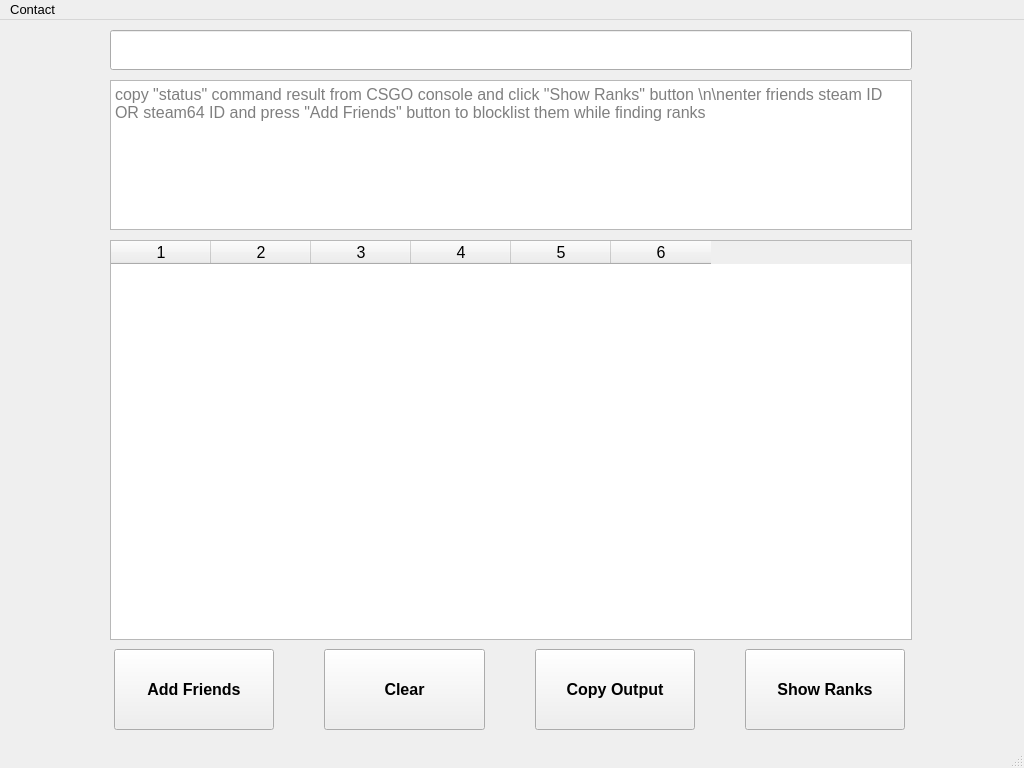
Before: the Qt Designer form src/GUI.ui in Porvil/CSGO-Rank-Finder, drawn with Qt 5.
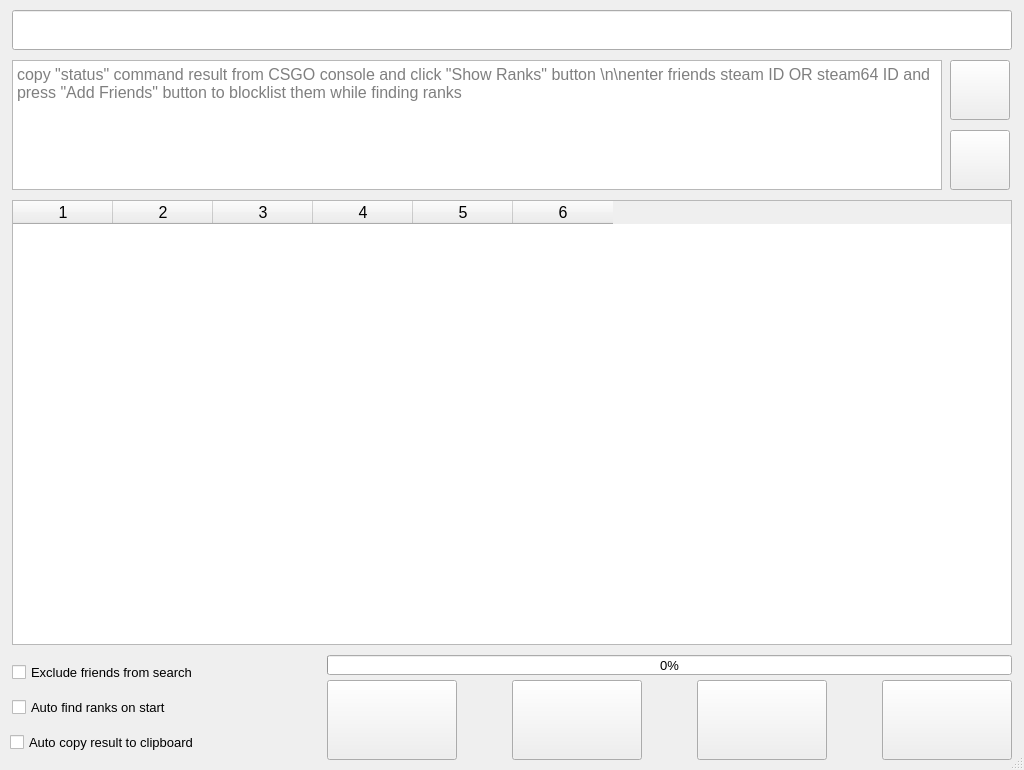
After: the same form once the commit is applied.

What changed in the file:
```diff
--- a/src/GUI.ui
+++ b/src/GUI.ui
@@ -7,7 +7,7 @@
     <x>0</x>
     <y>0</y>
     <width>1024</width>
-    <height>768</height>
+    <height>770</height>
    </rect>
   </property>
   <property name="sizePolicy">
@@ -19,13 +19,13 @@
   <property name="minimumSize">
    <size>
     <width>1024</width>
-    <height>768</height>
+    <height>770</height>
    </size>
   </property>
   <property name="maximumSize">
    <size>
     <width>1024</width>
-    <height>768</height>
+    <height>770</height>
    </size>
   </property>
   <property name="font">
@@ -38,42 +38,34 @@
    <string>CSGO Rank Finder</string>
   </property>
   <widget class="QWidget" name="centralwidget">
-   <widget class="QTextEdit" name="te_input">
-    <property name="geometry">
-     <rect>
-      <x>110</x>
-      <y>60</y>
-      <width>802</width>
-      <height>150</height>
-     </rect>
-    </property>
-    <property name="font">
-     <font>
-      <family>Arial</family>
-      <pointsize>12</pointsize>
-     </font>
-    </property>
-    <property name="html">
-     <string>&lt;!DOCTYPE HTML PUBLIC &quot;-//W3C//DTD HTML 4.0//EN&quot; &quot;http://www.w3.org/TR/REC-html40/strict.dtd&quot;&gt;
-&lt;html&gt;&lt;head&gt;&lt;meta name=&quot;qrichtext&quot; content=&quot;1&quot; /&gt;&lt;style type=&quot;text/css&quot;&gt;
-p, li { white-space: pre-wrap; }
-&lt;/style&gt;&lt;/head&gt;&lt;body style=&quot; font-family:'Arial','Arial'; font-size:12pt; font-weight:400; font-style:normal;&quot;&gt;
-&lt;p style=&quot;-qt-paragraph-type:empty; margin-top:0px; margin-bottom:0px; margin-left:0px; margin-right:0px; -qt-block-indent:0; text-indent:0px; font-family:'MS Shell Dlg 2'; font-size:7.8pt;&quot;&gt;&lt;br /&gt;&lt;/p&gt;&lt;/body&gt;&lt;/html&gt;</string>
-    </property>
-    <property name="placeholderText">
-     <string>copy &quot;status&quot; command result from CSGO console and click &quot;Show Ranks&quot; button \n\nenter friends steam ID OR steam64 ID and press &quot;Add Friends&quot; button to blocklist them while finding ranks</string>
-    </property>
-   </widget>
+   <property name="sizePolicy">
+    <sizepolicy hsizetype="Fixed" vsizetype="Fixed">
+     <horstretch>0</horstretch>
+     <verstretch>0</verstretch>
+    </sizepolicy>
+   </property>
+   <property name="minimumSize">
+    <size>
+     <width>1024</width>
+     <height>770</height>
+    </size>
+   </property>
+   <property name="maximumSize">
+    <size>
+     <width>1024</width>
+     <height>770</height>
+    </size>
+   </property>
    <widget class="QTableWidget" name="tw_output">
     <property name="enabled">
      <bool>true</bool>
     </property>
     <property name="geometry">
      <rect>
-      <x>110</x>
-      <y>220</y>
-      <width>802</width>
-      <height>400</height>
+      <x>12</x>
+      <y>200</y>
+      <width>1000</width>
+      <height>445</height>
      </rect>
     </property>
     <property name="font">
@@ -122,117 +114,12 @@
     <column/>
     <column/>
    </widget>
-   <widget class="QWidget" name="horizontalLayoutWidget">
-    <property name="geometry">
-     <rect>
-      <x>114</x>
-      <y>629</y>
-      <width>791</width>
-      <height>81</height>
-     </rect>
-    </property>
-    <layout class="QHBoxLayout" name="horizontalLayout">
-     <property name="spacing">
-      <number>50</number>
-     </property>
-     <property name="sizeConstraint">
-      <enum>QLayout::SetDefaultConstraint</enum>
-     </property>
-     <item>
-      <widget class="QPushButton" name="pb_addFriends">
-       <property name="sizePolicy">
-        <sizepolicy hsizetype="Minimum" vsizetype="Preferred">
-         <horstretch>0</horstretch>
-         <verstretch>0</verstretch>
-        </sizepolicy>
-       </property>
-       <property name="font">
-        <font>
-         <family>Arial</family>
-         <pointsize>12</pointsize>
-         <weight>75</weight>
-         <bold>true</bold>
-        </font>
-       </property>
-       <property name="text">
-        <string>Add Friends</string>
-       </property>
-      </widget>
-     </item>
-     <item>
-      <widget class="QPushButton" name="pb_clear">
-       <property name="enabled">
-        <bool>true</bool>
-       </property>
-       <property name="sizePolicy">
-        <sizepolicy hsizetype="Minimum" vsizetype="Preferred">
-         <horstretch>0</horstretch>
-         <verstretch>0</verstretch>
-        </sizepolicy>
-       </property>
-       <property name="font">
-        <font>
-         <family>Arial</family>
-         <pointsize>12</pointsize>
-         <weight>75</weight>
-         <bold>true</bold>
-        </font>
-       </property>
-       <property name="text">
-        <string>Clear</string>
-       </property>
-      </widget>
-     </item>
-     <item>
-      <widget class="QPushButton" name="pb_copyRanks">
-       <property name="sizePolicy">
-        <sizepolicy hsizetype="Minimum" vsizetype="Preferred">
-         <horstretch>0</horstretch>
-         <verstretch>0</verstretch>
-        </sizepolicy>
-       </property>
-       <property name="font">
-        <font>
-         <family>Arial</family>
-         <pointsize>12</pointsize>
-         <weight>75</weight>
-         <bold>true</bold>
-        </font>
-       </property>
-       <property name="text">
-        <string>Copy Output</string>
-       </property>
-      </widget>
-     </item>
-     <item>
-      <widget class="QPushButton" name="pb_showRanks">
-       <property name="sizePolicy">
-        <sizepolicy hsizetype="Minimum" vsizetype="Preferred">
-         <horstretch>0</horstretch>
-         <verstretch>0</verstretch>
-        </sizepolicy>
-       </property>
-       <property name="font">
-        <font>
-         <family>Arial</family>
-         <pointsize>12</pointsize>
-         <weight>75</weight>
-         <bold>true</bold>
-        </font>
-       </property>
-       <property name="text">
-        <string>Show Ranks</string>
-       </property>
-      </widget>
-     </item>
-    </layout>
-   </widget>
    <widget class="QLineEdit" name="le_status">
     <property name="geometry">
      <rect>
-      <x>110</x>
+      <x>12</x>
       <y>10</y>
-      <width>802</width>
+      <width>1000</width>
       <height>40</height>
      </rect>
     </property>
@@ -251,22 +138,225 @@
      <bool>true</bool>
     </property>
    </widget>
-  </widget>
-  <widget class="QMenuBar" name="menubar">
-   <property name="geometry">
-    <rect>
-     <x>0</x>
-     <y>0</y>
-     <width>1024</width>
-     <height>25</height>
-    </rect>
-   </property>
-   <widget class="QMenu" name="menuContact">
-    <property name="title">
-     <string>Contact</string>
+   <widget class="QTextEdit" name="te_input">
+    <property name="geometry">
+     <rect>
+      <x>12</x>
+      <y>60</y>
+      <width>930</width>
+      <height>130</height>
+     </rect>
     </property>
+    <property name="sizePolicy">
+     <sizepolicy hsizetype="MinimumExpanding" vsizetype="Maximum">
+      <horstretch>0</horstretch>
+      <verstretch>0</verstretch>
+     </sizepolicy>
+    </property>
+    <property name="font">
+     <font>
+      <family>Arial</family>
+      <pointsize>12</pointsize>
+     </font>
+    </property>
+    <property name="html">
+     <string>&lt;!DOCTYPE HTML PUBLIC &quot;-//W3C//DTD HTML 4.0//EN&quot; &quot;http://www.w3.org/TR/REC-html40/strict.dtd&quot;&gt;
+&lt;html&gt;&lt;head&gt;&lt;meta name=&quot;qrichtext&quot; content=&quot;1&quot; /&gt;&lt;style type=&quot;text/css&quot;&gt;
+p, li { white-space: pre-wrap; }
+&lt;/style&gt;&lt;/head&gt;&lt;body style=&quot; font-family:'Arial','Arial'; font-size:12pt; font-weight:400; font-style:normal;&quot;&gt;
+&lt;p style=&quot;-qt-paragraph-type:empty; margin-top:0px; margin-bottom:0px; margin-left:0px; margin-right:0px; -qt-block-indent:0; text-indent:0px; font-family:'MS Shell Dlg 2'; font-size:7.8pt;&quot;&gt;&lt;br /&gt;&lt;/p&gt;&lt;/body&gt;&lt;/html&gt;</string>
+    </property>
+    <property name="placeholderText">
+     <string>copy &quot;status&quot; command result from CSGO console and click &quot;Show Ranks&quot; button \n\nenter friends steam ID OR steam64 ID and press &quot;Add Friends&quot; button to blocklist them while finding ranks</string>
+    </property>
    </widget>
-   <addaction name="menuContact"/>
+   <widget class="QPushButton" name="pb_clearInput">
+    <property name="geometry">
+     <rect>
+      <x>950</x>
+      <y>60</y>
+      <width>60</width>
+      <height>60</height>
+     </rect>
+    </property>
+    <property name="sizePolicy">
+     <sizepolicy hsizetype="Maximum" vsizetype="Fixed">
+      <horstretch>0</horstretch>
+      <verstretch>0</verstretch>
+     </sizepolicy>
+    </property>
+    <property name="text">
+     <string/>
+    </property>
+   </widget>
+   <widget class="QPushButton" name="pb_pasteInput">
+    <property name="geometry">
+     <rect>
+      <x>950</x>
+      <y>130</y>
+      <width>60</width>
+      <height>60</height>
+     </rect>
+    </property>
+    <property name="sizePolicy">
+     <sizepolicy hsizetype="Maximum" vsizetype="Fixed">
+      <horstretch>0</horstretch>
+      <verstretch>0</verstretch>
+     </sizepolicy>
+    </property>
+    <property name="text">
+     <string/>
+    </property>
+   </widget>
+   <widget class="QPushButton" name="pb_showRanks">
+    <property name="geometry">
+     <rect>
+      <x>882</x>
+      <y>680</y>
+      <width>130</width>
+      <height>80</height>
+     </rect>
+    </property>
+    <property name="sizePolicy">
+     <sizepolicy hsizetype="Minimum" vsizetype="Preferred">
+      <horstretch>0</horstretch>
+      <verstretch>0</verstretch>
+     </sizepolicy>
+    </property>
+    <property name="text">
+     <string/>
+    </property>
+   </widget>
+   <widget class="QPushButton" name="pb_copyRanks">
+    <property name="geometry">
+     <rect>
+      <x>697</x>
+      <y>680</y>
+      <width>130</width>
+      <height>80</height>
+     </rect>
+    </property>
+    <property name="sizePolicy">
+     <sizepolicy hsizetype="Minimum" vsizetype="Preferred">
+      <horstretch>0</horstretch>
+      <verstretch>0</verstretch>
+     </sizepolicy>
+    </property>
+    <property name="text">
+     <string/>
+    </property>
+   </widget>
+   <widget class="QPushButton" name="pb_clear">
+    <property name="enabled">
+     <bool>true</bool>
+    </property>
+    <property name="geometry">
+     <rect>
+      <x>512</x>
+      <y>680</y>
+      <width>130</width>
+      <height>80</height>
+     </rect>
+    </property>
+    <property name="sizePolicy">
+     <sizepolicy hsizetype="Minimum" vsizetype="Preferred">
+      <horstretch>0</horstretch>
+      <verstretch>0</verstretch>
+     </sizepolicy>
+    </property>
+    <property name="text">
+     <string/>
+    </property>
+   </widget>
+   <widget class="QPushButton" name="pb_addFriends">
+    <property name="geometry">
+     <rect>
+      <x>327</x>
+      <y>680</y>
+      <width>130</width>
+      <height>80</height>
+     </rect>
+    </property>
+    <property name="sizePolicy">
+     <sizepolicy hsizetype="Minimum" vsizetype="Preferred">
+      <horstretch>0</horstretch>
+      <verstretch>0</verstretch>
+     </sizepolicy>
+    </property>
+    <property name="text">
+     <string/>
+    </property>
+   </widget>
+   <widget class="QCheckBox" name="cb_autoCopy">
+    <property name="geometry">
+     <rect>
+      <x>10</x>
+      <y>725</y>
+      <width>300</width>
+      <height>35</height>
+     </rect>
+    </property>
+    <property name="sizePolicy">
+     <sizepolicy hsizetype="Fixed" vsizetype="Fixed">
+      <horstretch>0</horstretch>
+      <verstretch>0</verstretch>
+     </sizepolicy>
+    </property>
+    <property name="text">
+     <string>Auto copy result to clipboard</string>
+    </property>
+   </widget>
+   <widget class="QCheckBox" name="cb_autoStart">
+    <property name="geometry">
+     <rect>
+      <x>12</x>
+      <y>690</y>
+      <width>300</width>
+      <height>35</height>
+     </rect>
+    </property>
+    <property name="sizePolicy">
+     <sizepolicy hsizetype="Fixed" vsizetype="Minimum">
+      <horstretch>0</horstretch>
+      <verstretch>0</verstretch>
+     </sizepolicy>
+    </property>
+    <property name="text">
+     <string>Auto find ranks on start</string>
+    </property>
+   </widget>
+   <widget class="QCheckBox" name="cb_friends">
+    <property name="geometry">
+     <rect>
+      <x>12</x>
+      <y>655</y>
+      <width>300</width>
+      <height>35</height>
+     </rect>
+    </property>
+    <property name="sizePolicy">
+     <sizepolicy hsizetype="Fixed" vsizetype="Fixed">
+      <horstretch>0</horstretch>
+      <verstretch>0</verstretch>
+     </sizepolicy>
+    </property>
+    <property name="text">
+     <string>Exclude friends from search</string>
+    </property>
+   </widget>
+   <widget class="QProgressBar" name="progressBar">
+    <property name="geometry">
+     <rect>
+      <x>327</x>
+      <y>655</y>
+      <width>685</width>
+      <height>20</height>
+     </rect>
+    </property>
+    <property name="value">
+     <number>0</number>
+    </property>
+   </widget>
   </widget>
   <widget class="QStatusBar" name="statusbar"/>
  </widget>
```
